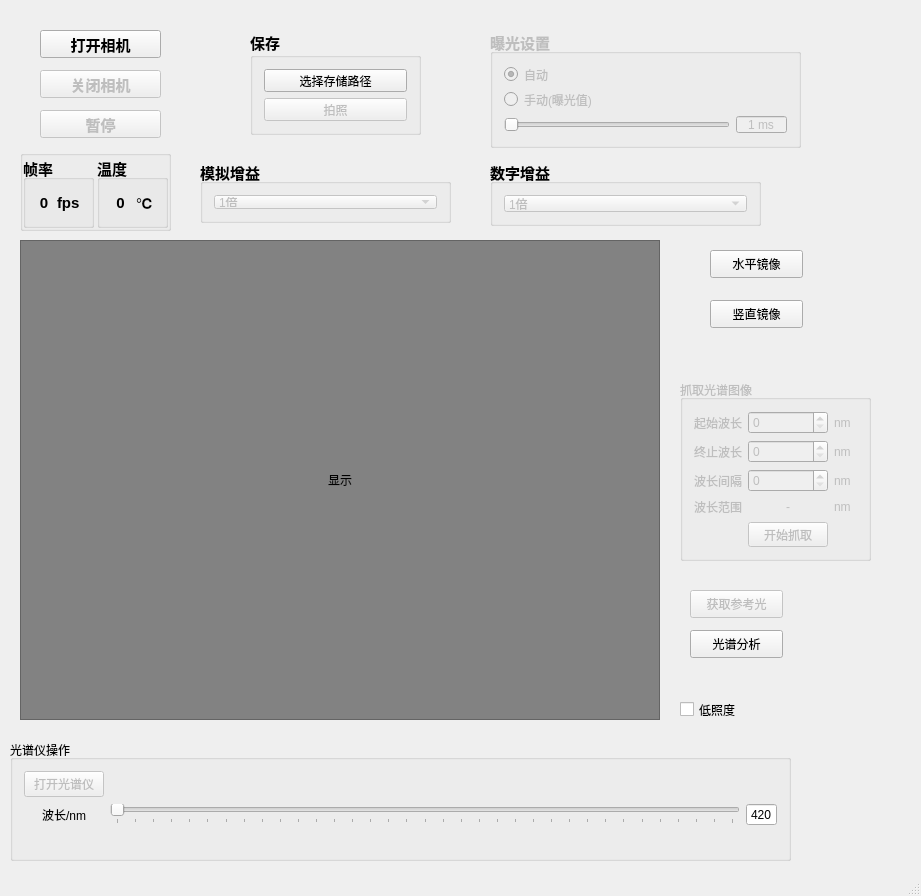
Before: the Qt Designer form usb2_camera_034/mainwindow.ui in betterorbest/usb_camera_with_Cypress, drawn with Qt 5.
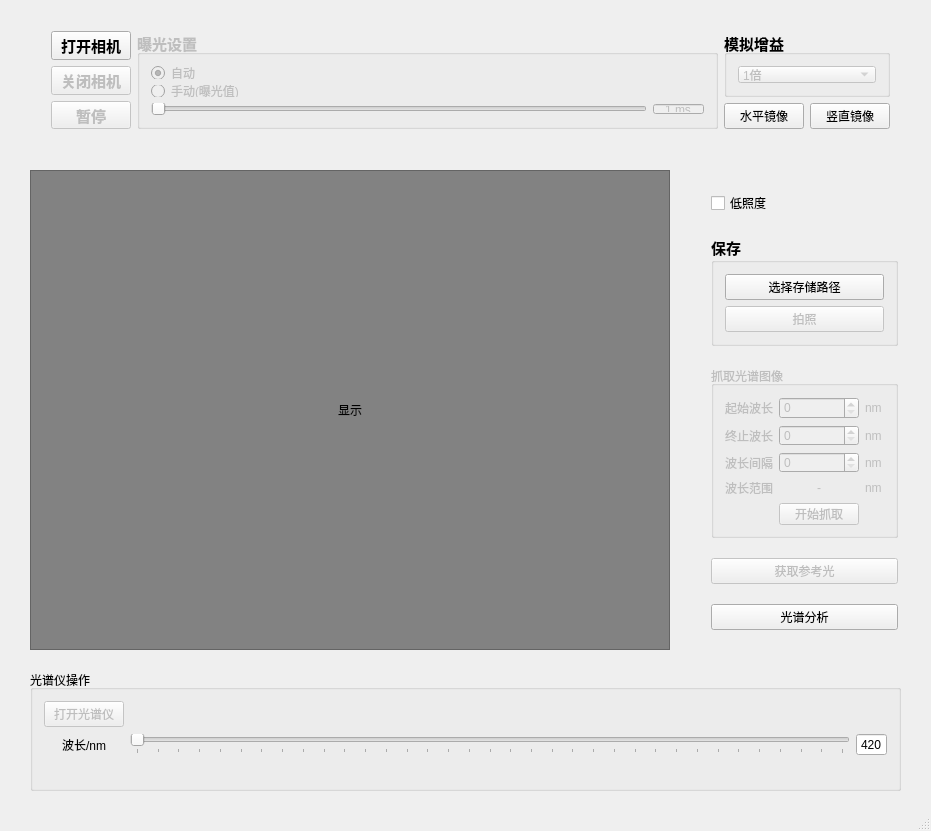
After: the same form once the commit is applied. Icons and pictures are not drawn.

What changed in the file:
```diff
--- a/usb2_camera_034/mainwindow.ui
+++ b/usb2_camera_034/mainwindow.ui
@@ -6,10 +6,16 @@
    <rect>
     <x>0</x>
     <y>0</y>
-    <width>921</width>
-    <height>896</height>
+    <width>931</width>
+    <height>831</height>
    </rect>
   </property>
+  <property name="sizePolicy">
+   <sizepolicy hsizetype="Fixed" vsizetype="Fixed">
+    <horstretch>0</horstretch>
+    <verstretch>0</verstretch>
+   </sizepolicy>
+  </property>
   <property name="windowTitle">
    <string>成像光谱仪测试软件</string>
   </property>
@@ -17,12 +23,21 @@
    <iconset resource="mainwindow.qrc">
     <normaloff>:/MainWindow/camera.ico</normaloff>:/MainWindow/camera.ico</iconset>
   </property>
+  <property name="toolButtonStyle">
+   <enum>Qt::ToolButtonIconOnly</enum>
+  </property>
   <widget class="QWidget" name="centralWidget">
+   <property name="sizePolicy">
+    <sizepolicy hsizetype="Fixed" vsizetype="Fixed">
+     <horstretch>0</horstretch>
+     <verstretch>0</verstretch>
+    </sizepolicy>
+   </property>
    <widget class="QFrame" name="m_showFrame">
     <property name="geometry">
      <rect>
-      <x>20</x>
-      <y>240</y>
+      <x>30</x>
+      <y>170</y>
       <width>640</width>
       <height>480</height>
      </rect>
@@ -70,15 +85,134 @@
      </item>
     </layout>
    </widget>
+   <widget class="QGroupBox" name="m_spectrometerCtrl">
+    <property name="enabled">
+     <bool>true</bool>
+    </property>
+    <property name="geometry">
+     <rect>
+      <x>30</x>
+      <y>670</y>
+      <width>871</width>
+      <height>121</height>
+     </rect>
+    </property>
+    <property name="title">
+     <string>光谱仪操作</string>
+    </property>
+    <layout class="QGridLayout" name="gridLayout_2">
+     <item row="2" column="1" colspan="4">
+      <widget class="QSlider" name="m_wavelengthSlider">
+       <property name="enabled">
+        <bool>false</bool>
+       </property>
+       <property name="minimum">
+        <number>420</number>
+       </property>
+       <property name="maximum">
+        <number>760</number>
+       </property>
+       <property name="singleStep">
+        <number>10</number>
+       </property>
+       <property name="tracking">
+        <bool>false</bool>
+       </property>
+       <property name="orientation">
+        <enum>Qt::Horizontal</enum>
+       </property>
+       <property name="tickPosition">
+        <enum>QSlider::TicksBelow</enum>
+       </property>
+       <property name="tickInterval">
+        <number>0</number>
+       </property>
+      </widget>
+     </item>
+     <item row="1" column="0">
+      <widget class="QPushButton" name="m_openSpectrometerButton">
+       <property name="enabled">
+        <bool>false</bool>
+       </property>
+       <property name="text">
+        <string>打开光谱仪</string>
+       </property>
+      </widget>
+     </item>
+     <item row="2" column="5">
+      <widget class="QSpinBox" name="m_wavelengthSpinBox">
+       <property name="alignment">
+        <set>Qt::AlignCenter</set>
+       </property>
+       <property name="readOnly">
+        <bool>true</bool>
+       </property>
+       <property name="buttonSymbols">
+        <enum>QAbstractSpinBox::NoButtons</enum>
+       </property>
+       <property name="accelerated">
+        <bool>false</bool>
+       </property>
+       <property name="keyboardTracking">
+        <bool>false</bool>
+       </property>
+       <property name="minimum">
+        <number>420</number>
+       </property>
+       <property name="maximum">
+        <number>760</number>
+       </property>
+       <property name="singleStep">
+        <number>10</number>
+       </property>
+      </widget>
+     </item>
+     <item row="2" column="0">
+      <widget class="QLabel" name="label_5">
+       <property name="text">
+        <string>波长/nm</string>
+       </property>
+       <property name="alignment">
+        <set>Qt::AlignCenter</set>
+       </property>
+      </widget>
+     </item>
+     <item row="1" column="1">
+      <spacer name="horizontalSpacer">
+       <property name="orientation">
+        <enum>Qt::Horizontal</enum>
+       </property>
+       <property name="sizeHint" stdset="0">
+        <size>
+         <width>40</width>
+         <height>20</height>
+        </size>
+       </property>
+      </spacer>
+     </item>
+     <item row="3" column="0" colspan="6">
+      <widget class="QLabel" name="m_labelForPos">
+       <property name="text">
+        <string/>
+       </property>
+      </widget>
+     </item>
+    </layout>
+   </widget>
+   <widget class="QWidget" name="layoutWidget">
+    <property name="geometry">
+     <rect>
+      <x>40</x>
+      <y>20</y>
+      <width>861</width>
+      <height>120</height>
+     </rect>
+    </property>
+    <layout class="QHBoxLayout" name="horizontalLayout">
+     <item>
+      <layout class="QGridLayout" name="gridLayout_5">
+       <item row="0" column="0">
    <widget class="QPushButton" name="m_startButton">
-    <property name="geometry">
-     <rect>
-      <x>40</x>
-      <y>30</y>
-      <width>121</width>
-      <height>28</height>
-     </rect>
-    </property>
     <property name="font">
      <font>
       <pointsize>11</pointsize>
@@ -93,18 +227,12 @@
      <bool>false</bool>
     </property>
    </widget>
+       </item>
+       <item row="1" column="0">
    <widget class="QPushButton" name="m_stopButton">
     <property name="enabled">
      <bool>false</bool>
     </property>
-    <property name="geometry">
-     <rect>
-      <x>40</x>
-      <y>70</y>
-      <width>121</width>
-      <height>28</height>
-     </rect>
-    </property>
     <property name="font">
      <font>
       <pointsize>11</pointsize>
@@ -116,18 +244,12 @@
      <string>关闭相机</string>
     </property>
    </widget>
+       </item>
+       <item row="2" column="0">
    <widget class="QPushButton" name="m_pauseButton">
     <property name="enabled">
      <bool>false</bool>
     </property>
-    <property name="geometry">
-     <rect>
-      <x>40</x>
-      <y>110</y>
-      <width>121</width>
-      <height>28</height>
-     </rect>
-    </property>
     <property name="font">
      <font>
       <pointsize>11</pointsize>
@@ -139,222 +261,14 @@
      <string>暂停</string>
     </property>
    </widget>
-   <widget class="QGroupBox" name="groupBox_5">
-    <property name="geometry">
-     <rect>
-      <x>250</x>
-      <y>30</y>
-      <width>171</width>
-      <height>105</height>
-     </rect>
-    </property>
-    <property name="font">
-     <font>
-      <family>Aharoni</family>
-      <pointsize>11</pointsize>
-      <weight>75</weight>
-      <italic>false</italic>
-      <bold>true</bold>
-     </font>
-    </property>
-    <property name="title">
-     <string>保存</string>
-    </property>
-    <layout class="QVBoxLayout" name="verticalLayout_6">
-     <item>
-      <widget class="QPushButton" name="m_pathChoosingButton">
-       <property name="font">
-        <font>
-         <pointsize>9</pointsize>
-         <weight>50</weight>
-         <bold>false</bold>
-        </font>
-       </property>
-       <property name="text">
-        <string>选择存储路径</string>
-       </property>
-      </widget>
-     </item>
-     <item>
-      <widget class="QPushButton" name="m_imageTakingButton">
-       <property name="enabled">
-        <bool>false</bool>
-       </property>
-       <property name="font">
-        <font>
-         <pointsize>9</pointsize>
-         <weight>50</weight>
-         <bold>false</bold>
-        </font>
-       </property>
-       <property name="text">
-        <string>拍照</string>
-       </property>
-      </widget>
-     </item>
-    </layout>
-   </widget>
-   <widget class="QGroupBox" name="groupBox_3">
-    <property name="enabled">
-     <bool>true</bool>
-    </property>
-    <property name="geometry">
-     <rect>
-      <x>200</x>
-      <y>160</y>
-      <width>251</width>
-      <height>63</height>
-     </rect>
-    </property>
-    <property name="font">
-     <font>
-      <pointsize>11</pointsize>
-      <weight>75</weight>
-      <bold>true</bold>
-     </font>
-    </property>
-    <property name="title">
-     <string>模拟增益</string>
-    </property>
-    <layout class="QHBoxLayout" name="horizontalLayout_6">
-     <item>
-      <widget class="QComboBox" name="m_analogGainSet">
-       <property name="enabled">
-        <bool>false</bool>
-       </property>
-       <property name="font">
-        <font>
-         <pointsize>9</pointsize>
-         <weight>50</weight>
-         <bold>false</bold>
-        </font>
-       </property>
-       <property name="currentIndex">
-        <number>0</number>
-       </property>
-       <item>
-        <property name="text">
-         <string>1倍</string>
-        </property>
+       </item>
+      </layout>
        </item>
        <item>
-        <property name="text">
-         <string>2倍</string>
-        </property>
-       </item>
-       <item>
-        <property name="text">
-         <string>4倍</string>
-        </property>
-       </item>
-       <item>
-        <property name="text">
-         <string>8倍</string>
-        </property>
-       </item>
-       <item>
-        <property name="text">
-         <string>10倍</string>
-        </property>
-       </item>
-      </widget>
-     </item>
-    </layout>
-   </widget>
-   <widget class="QGroupBox" name="groupBox">
-    <property name="enabled">
-     <bool>true</bool>
-    </property>
-    <property name="geometry">
-     <rect>
-      <x>490</x>
-      <y>160</y>
-      <width>271</width>
-      <height>66</height>
-     </rect>
-    </property>
-    <property name="font">
-     <font>
-      <pointsize>11</pointsize>
-      <weight>75</weight>
-      <bold>true</bold>
-     </font>
-    </property>
-    <property name="title">
-     <string>数字增益</string>
-    </property>
-    <layout class="QVBoxLayout" name="verticalLayout_3">
-     <item>
-      <widget class="QComboBox" name="m_digitalGainSet">
-       <property name="enabled">
-        <bool>false</bool>
-       </property>
-       <property name="font">
-        <font>
-         <pointsize>9</pointsize>
-         <weight>50</weight>
-         <bold>false</bold>
-        </font>
-       </property>
-       <property name="currentIndex">
-        <number>0</number>
-       </property>
-       <item>
-        <property name="text">
-         <string>1倍</string>
-        </property>
-       </item>
-       <item>
-        <property name="text">
-         <string>2倍</string>
-        </property>
-       </item>
-       <item>
-        <property name="text">
-         <string>3倍</string>
-        </property>
-       </item>
-       <item>
-        <property name="text">
-         <string>4倍</string>
-        </property>
-       </item>
-       <item>
-        <property name="text">
-         <string>5倍</string>
-        </property>
-       </item>
-       <item>
-        <property name="text">
-         <string>6倍</string>
-        </property>
-       </item>
-       <item>
-        <property name="text">
-         <string>7倍</string>
-        </property>
-       </item>
-       <item>
-        <property name="text">
-         <string>8倍</string>
-        </property>
-       </item>
-      </widget>
-     </item>
-    </layout>
-   </widget>
    <widget class="QGroupBox" name="m_exposureMode">
     <property name="enabled">
      <bool>false</bool>
     </property>
-    <property name="geometry">
-     <rect>
-      <x>490</x>
-      <y>30</y>
-      <width>311</width>
-      <height>118</height>
-     </rect>
-    </property>
     <property name="font">
      <font>
       <pointsize>11</pointsize>
@@ -472,237 +386,162 @@
      </item>
     </layout>
    </widget>
-   <widget class="QGroupBox" name="m_spectrometerCtrl">
+     </item>
+     <item>
+      <layout class="QGridLayout" name="gridLayout_4">
+       <item row="0" column="0" colspan="2">
+        <widget class="QGroupBox" name="groupBox_3">
     <property name="enabled">
      <bool>true</bool>
     </property>
-    <property name="geometry">
-     <rect>
-      <x>10</x>
-      <y>740</y>
-      <width>781</width>
-      <height>121</height>
-     </rect>
+         <property name="font">
+          <font>
+           <pointsize>11</pointsize>
+           <weight>75</weight>
+           <bold>true</bold>
+          </font>
     </property>
     <property name="title">
-     <string>光谱仪操作</string>
-    </property>
-    <layout class="QGridLayout" name="gridLayout_2">
-     <item row="2" column="1" colspan="4">
-      <widget class="QSlider" name="m_wavelengthSlider">
+          <string>模拟增益</string>
+         </property>
+         <layout class="QHBoxLayout" name="horizontalLayout_6">
+          <item>
+           <widget class="QComboBox" name="m_analogGainSet">
        <property name="enabled">
         <bool>false</bool>
        </property>
-       <property name="minimum">
-        <number>420</number>
-       </property>
-       <property name="maximum">
-        <number>760</number>
-       </property>
-       <property name="singleStep">
-        <number>10</number>
-       </property>
-       <property name="tracking">
-        <bool>false</bool>
-       </property>
-       <property name="orientation">
-        <enum>Qt::Horizontal</enum>
-       </property>
-       <property name="tickPosition">
-        <enum>QSlider::TicksBelow</enum>
-       </property>
-       <property name="tickInterval">
+            <property name="font">
+             <font>
+              <pointsize>9</pointsize>
+              <weight>50</weight>
+              <bold>false</bold>
+             </font>
+            </property>
+            <property name="currentIndex">
         <number>0</number>
        </property>
+            <item>
+             <property name="text">
+              <string>1倍</string>
+             </property>
+            </item>
+            <item>
+             <property name="text">
+              <string>2倍</string>
+             </property>
+            </item>
+            <item>
+             <property name="text">
+              <string>4倍</string>
+             </property>
+            </item>
+            <item>
+             <property name="text">
+              <string>8倍</string>
+             </property>
+            </item>
+            <item>
+             <property name="text">
+              <string>10倍</string>
+             </property>
+            </item>
+           </widget>
+          </item>
+         </layout>
       </widget>
      </item>
      <item row="1" column="0">
-      <widget class="QPushButton" name="m_openSpectrometerButton">
-       <property name="enabled">
-        <bool>false</bool>
-       </property>
+        <widget class="QPushButton" name="m_horizontalMirror">
        <property name="text">
-        <string>打开光谱仪</string>
-       </property>
-      </widget>
-     </item>
-     <item row="2" column="5">
-      <widget class="QSpinBox" name="m_wavelengthSpinBox">
-       <property name="alignment">
-        <set>Qt::AlignCenter</set>
-       </property>
-       <property name="readOnly">
-        <bool>true</bool>
-       </property>
-       <property name="buttonSymbols">
-        <enum>QAbstractSpinBox::NoButtons</enum>
-       </property>
-       <property name="accelerated">
-        <bool>false</bool>
-       </property>
-       <property name="keyboardTracking">
-        <bool>false</bool>
-       </property>
-       <property name="minimum">
-        <number>420</number>
-       </property>
-       <property name="maximum">
-        <number>760</number>
-       </property>
-       <property name="singleStep">
-        <number>10</number>
-       </property>
-      </widget>
-     </item>
-     <item row="2" column="0">
-      <widget class="QLabel" name="label_5">
-       <property name="text">
-        <string>波长/nm</string>
-       </property>
-       <property name="alignment">
-        <set>Qt::AlignCenter</set>
+          <string>水平镜像</string>
        </property>
       </widget>
      </item>
      <item row="1" column="1">
-      <spacer name="horizontalSpacer">
-       <property name="orientation">
-        <enum>Qt::Horizontal</enum>
-       </property>
-       <property name="sizeHint" stdset="0">
-        <size>
-         <width>40</width>
-         <height>20</height>
-        </size>
-       </property>
-      </spacer>
-     </item>
-     <item row="3" column="0" colspan="6">
-      <widget class="QLabel" name="m_labelForPos">
+        <widget class="QPushButton" name="m_verticalMirror">
        <property name="text">
-        <string/>
+          <string>竖直镜像</string>
        </property>
       </widget>
      </item>
     </layout>
+     </item>
+    </layout>
    </widget>
-   <widget class="QGroupBox" name="groupBox_6">
+   <widget class="QWidget" name="layoutWidget">
     <property name="geometry">
      <rect>
-      <x>20</x>
-      <y>150</y>
-      <width>151</width>
-      <height>81</height>
+      <x>700</x>
+      <y>180</y>
+      <width>209</width>
+      <height>461</height>
      </rect>
     </property>
-    <property name="title">
-     <string/>
-    </property>
-    <layout class="QHBoxLayout" name="horizontalLayout_13">
+    <layout class="QVBoxLayout" name="verticalLayout">
      <property name="spacing">
-      <number>3</number>
+      <number>20</number>
      </property>
-     <property name="leftMargin">
-      <number>0</number>
-     </property>
-     <property name="topMargin">
-      <number>0</number>
-     </property>
-     <property name="rightMargin">
-      <number>0</number>
-     </property>
-     <property name="bottomMargin">
-      <number>0</number>
-     </property>
+     <item>
+      <widget class="QCheckBox" name="m_lowIlluminationCheck">
+       <property name="text">
+        <string>低照度</string>
+       </property>
+      </widget>
+     </item>
      <item>
-      <widget class="QGroupBox" name="groupBox_2">
+      <widget class="QGroupBox" name="groupBox_5">
        <property name="font">
         <font>
+         <family>Aharoni</family>
          <pointsize>11</pointsize>
          <weight>75</weight>
+         <italic>false</italic>
          <bold>true</bold>
         </font>
        </property>
        <property name="title">
-        <string>帧率</string>
+        <string>保存</string>
        </property>
-       <layout class="QHBoxLayout" name="horizontalLayout_2">
+       <layout class="QVBoxLayout" name="verticalLayout_6">
         <item>
-         <widget class="QLabel" name="m_receiveRateLabel">
-          <property name="layoutDirection">
-           <enum>Qt::LeftToRight</enum>
+         <widget class="QPushButton" name="m_pathChoosingButton">
+          <property name="font">
+           <font>
+            <pointsize>9</pointsize>
+            <weight>50</weight>
+            <bold>false</bold>
+           </font>
           </property>
           <property name="text">
-           <string>0</string>
+           <string>选择存储路径</string>
           </property>
-          <property name="textFormat">
-           <enum>Qt::AutoText</enum>
-          </property>
-          <property name="alignment">
-           <set>Qt::AlignCenter</set>
-          </property>
          </widget>
         </item>
         <item>
-         <widget class="QLabel" name="label_4">
-          <property name="text">
-           <string>fps</string>
+         <widget class="QPushButton" name="m_imageTakingButton">
+          <property name="enabled">
+           <bool>false</bool>
           </property>
-          <property name="alignment">
-           <set>Qt::AlignLeading|Qt::AlignLeft|Qt::AlignVCenter</set>
-          </property>
-         </widget>
-        </item>
-       </layout>
-      </widget>
-     </item>
-     <item>
-      <widget class="QGroupBox" name="groupBox_7">
        <property name="font">
         <font>
-         <pointsize>11</pointsize>
-         <weight>75</weight>
-         <bold>true</bold>
-        </font>
-       </property>
-       <property name="title">
-        <string>温度</string>
-       </property>
-       <layout class="QHBoxLayout" name="horizontalLayout_14">
-        <item>
-         <widget class="QLabel" name="label_6">
+            <pointsize>9</pointsize>
+            <weight>50</weight>
+            <bold>false</bold>
+           </font>
+          </property>
           <property name="text">
-           <string>0</string>
+           <string>拍照</string>
           </property>
-          <property name="alignment">
-           <set>Qt::AlignCenter</set>
-          </property>
          </widget>
         </item>
-        <item>
-         <widget class="QLabel" name="label_3">
-          <property name="text">
-           <string>℃</string>
-          </property>
-         </widget>
-        </item>
        </layout>
       </widget>
      </item>
-    </layout>
-   </widget>
+     <item>
    <widget class="QGroupBox" name="m_captureSpectrumBox">
     <property name="enabled">
      <bool>false</bool>
     </property>
-    <property name="geometry">
-     <rect>
-      <x>680</x>
-      <y>380</y>
-      <width>191</width>
-      <height>181</height>
-     </rect>
-    </property>
     <property name="title">
      <string>抓取光谱图像</string>
     </property>
@@ -812,73 +651,25 @@
      </item>
     </layout>
    </widget>
-   <widget class="QPushButton" name="m_horizontalMirror">
-    <property name="geometry">
-     <rect>
-      <x>710</x>
-      <y>250</y>
-      <width>93</width>
-      <height>28</height>
-     </rect>
-    </property>
-    <property name="text">
-     <string>水平镜像</string>
-    </property>
-   </widget>
-   <widget class="QPushButton" name="m_verticalMirror">
-    <property name="geometry">
-     <rect>
-      <x>710</x>
-      <y>300</y>
-      <width>93</width>
-      <height>28</height>
-     </rect>
-    </property>
-    <property name="text">
-     <string>竖直镜像</string>
-    </property>
-   </widget>
-   <widget class="QCheckBox" name="m_lowIlluminationCheck">
-    <property name="geometry">
-     <rect>
-      <x>680</x>
-      <y>700</y>
-      <width>91</width>
-      <height>19</height>
-     </rect>
-    </property>
-    <property name="text">
-     <string>低照度</string>
-    </property>
-   </widget>
-   <widget class="QPushButton" name="m_spectrumAnalysis">
-    <property name="geometry">
-     <rect>
-      <x>690</x>
-      <y>630</y>
-      <width>93</width>
-      <height>28</height>
-     </rect>
-    </property>
-    <property name="text">
-     <string>光谱分析</string>
-    </property>
-   </widget>
+     </item>
+     <item>
    <widget class="QPushButton" name="m_getReference">
     <property name="enabled">
      <bool>false</bool>
     </property>
-    <property name="geometry">
-     <rect>
-      <x>690</x>
-      <y>590</y>
-      <width>93</width>
-      <height>28</height>
-     </rect>
-    </property>
     <property name="text">
      <string>获取参考光</string>
     </property>
+      </widget>
+     </item>
+     <item>
+      <widget class="QPushButton" name="m_spectrumAnalysis">
+       <property name="text">
+        <string>光谱分析</string>
+       </property>
+      </widget>
+     </item>
+    </layout>
    </widget>
   </widget>
   <widget class="QStatusBar" name="statusBar"/>
```
Left out of the diff: 9 changed lines with no effect on the pictures. Lines whose indentation alone changed are shown as unchanged.
